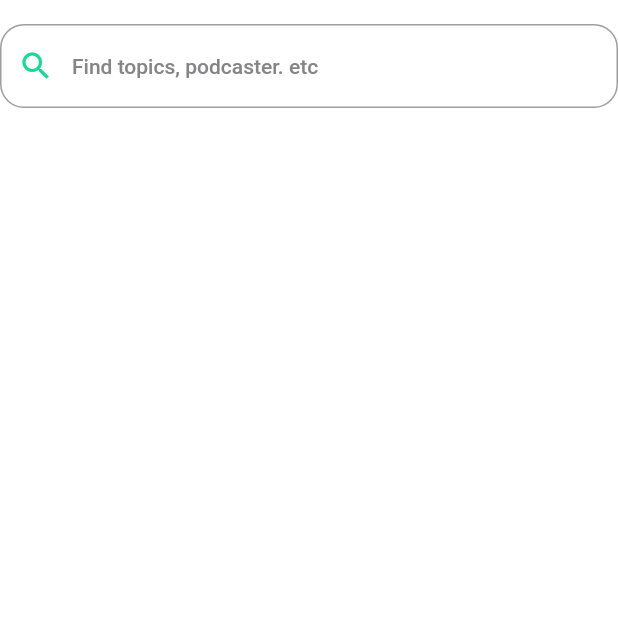
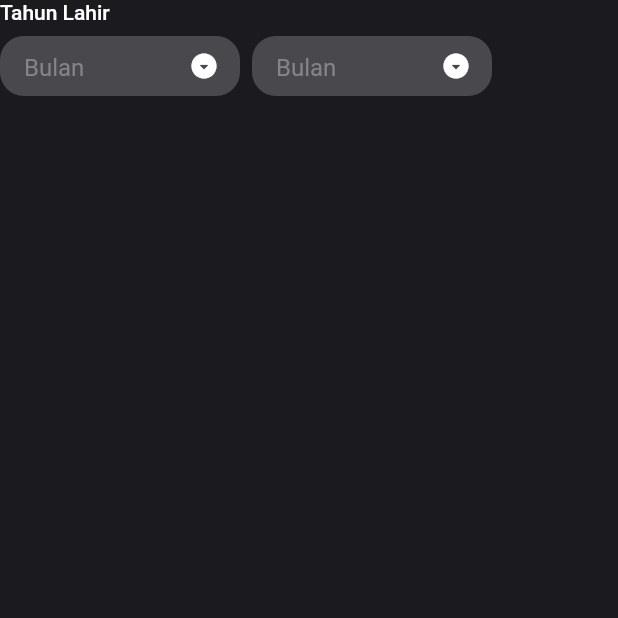
Before and after one commit to Nexus-DevelopmentHub/mobile-app, a Flutter app: the screen it shows after launch, on a phone screen of 412 x 824 dp, the top half of it. Run offline on Flutter 3.47's test engine with Material 2 defaults, Android fonts, the phone set to English and light mode, and no system bars; our stand-ins replace firebase_core; accounts and stored records are empty.

Commit message:
input date of birth

```diff
--- /dev/null
+++ b/lib/components/input_dateofbirth.dart
@@ -0,0 +1,176 @@
+import 'package:flutter/cupertino.dart';
+import 'package:flutter/material.dart';
+import 'package:flutter/src/widgets/container.dart';
+import 'package:flutter/src/widgets/framework.dart';
+import 'package:podcast_app/theme/theme.dart';
+
+class InputDateOfBirth extends StatefulWidget {
+  const InputDateOfBirth(
+      {super.key, required this.placeholder, required this.name});
+
+  final String name;
+  final String placeholder;
+
+  @override
+  State<InputDateOfBirth> createState() => _InputDropdownState();
+}
+
+class _InputDropdownState extends State<InputDateOfBirth> {
+  TextEditingController Monthcontroller = new TextEditingController();
+  TextEditingController Yearcontroller = new TextEditingController();
+
+  List<String> monthList = [
+    "01",
+    "02",
+    "03",
+    "04",
+    "05",
+    "06",
+    "07",
+    "08",
+    "09",
+    "10",
+    "11",
+    "12",
+  ];
+
+  List<String> yearList = [
+    "2001",
+    "2002",
+    "2003",
+    "2004",
+    "2005",
+    "2006",
+    "2007",
+    "2008",
+    "2009",
+    "2010",
+    "2011",
+    "2012",
+  ];
+
+  bool displayMonthList = false;
+  bool displayYearList = false;
+
+  @override
+  Widget build(BuildContext context) {
+    return Container(
+      child: Column(
+        crossAxisAlignment: CrossAxisAlignment.start,
+        children: [
+          Text(widget.name,
+              style: TextStyle(
+                  color: neutral, fontSize: 14, fontWeight: FontWeight.w500)),
+          SizedBox(
+            height: 8,
+          ),
+          Row(
+            crossAxisAlignment: CrossAxisAlignment.start,
+            children: [
+              Column(
+                children: [
+                  InputDateOfBirth("Month", Monthcontroller),
+                  SizedBox(
+                    height: 4,
+                  ),
+                  displayMonthList
+                      ? SelectionField("Month", Monthcontroller)
+                      : SizedBox()
+                ],
+              ),
+              SizedBox(
+                width: 8,
+              ),
+              Column(
+                children: [
+                  InputDateOfBirth("Year", Yearcontroller),
+                  SizedBox(
+                    height: 4,
+                  ),
+                  displayYearList
+                      ? SelectionField("Year", Yearcontroller)
+                      : SizedBox()
+                ],
+              ),
+            ],
+          ),
+        ],
+      ),
+    );
+  }
+
+  Widget InputDateOfBirth(String type, TextEditingController controller) {
+    return Container(
+      width: 160,
+      height: 40,
+      decoration: BoxDecoration(
+        color: onSurface,
+        borderRadius: BorderRadius.circular(16),
+      ),
+      child: TextField(
+        readOnly: true,
+        controller: controller,
+        style: TextStyle(color: neutral),
+        decoration: InputDecoration(
+          border: InputBorder.none,
+          suffixIcon: GestureDetector(
+            onTap: () {
+              setState(() {
+                switch (type) {
+                  case "Month":
+                    displayMonthList = !displayMonthList;
+                    break;
+                  case "Year":
+                    displayYearList = !displayYearList;
+                    break;
+                }
+              });
+            },
+            child: Icon(Icons.arrow_drop_down_circle_rounded,
+                color: neutral, size: 20),
+          ),
+          hintText: widget.placeholder,
+          hintStyle: TextStyle(color: onSecondary),
+          contentPadding: EdgeInsets.symmetric(horizontal: 16, vertical: 12),
+        ),
+      ),
+    );
+  }
+
+  Widget SelectionField(String type, TextEditingController controller) {
+    return Container(
+      height: 200,
+      width: 160,
+      padding: EdgeInsets.symmetric(horizontal: 16, vertical: 12),
+      decoration: BoxDecoration(
+          color: onSurface, borderRadius: BorderRadius.circular(16)),
+      child: ListView.builder(
+          itemCount: type == "Month" ? monthList.length : yearList.length,
+          itemBuilder: ((context, index) {
+            return GestureDetector(
+              onTap: () {
+                setState(() {
+                  switch (type) {
+                    case "Month":
+                      controller.text = monthList[index];
+                      break;
+                    case "Year":
+                      controller.text = yearList[index];
+                      break;
+                  }
+                });
+              },
+              child: ListTile(
+                title: Text(
+                    type == "Month"
+                        ? monthList[index]
+                        : type == "Year"
+                            ? yearList[index]
+                            : type,
+                    style: TextStyle(color: neutral)),
+              ),
+            );
+          })),
+    );
+  }
+}
--- a/lib/pages/splash_screen.dart
+++ b/lib/pages/splash_screen.dart
@@ -4,6 +4,7 @@ import 'package:flutter/material.dart';
 import 'package:podcast_app/components/button_primary.dart';
 import 'package:podcast_app/components/button_socialgoogle.dart';
 import 'package:podcast_app/components/chip_text.dart';
+import 'package:podcast_app/components/input_dateofbirth.dart';
 import 'package:podcast_app/components/input_password.dart';
 import 'package:podcast_app/theme/theme.dart';
 import '../components/input_search.dart';
@@ -21,14 +22,10 @@ class _SplashScreenState extends State<SplashScreen> {
   Widget build(BuildContext context) {
     return Scaffold(
         body: Container(
-      color: neutral,
+      color: onNeutral,
       child: Column(
         children: [
-          InputSearch(
-            name: 'Find us',
-            placeholder: 'Find topics, podcaster. etc',
-            onChange: (value) {},
-          )
+          InputDateOfBirth(placeholder: 'Bulan', name: 'Tahun Lahir')
         ],
       ),
     ));
```
